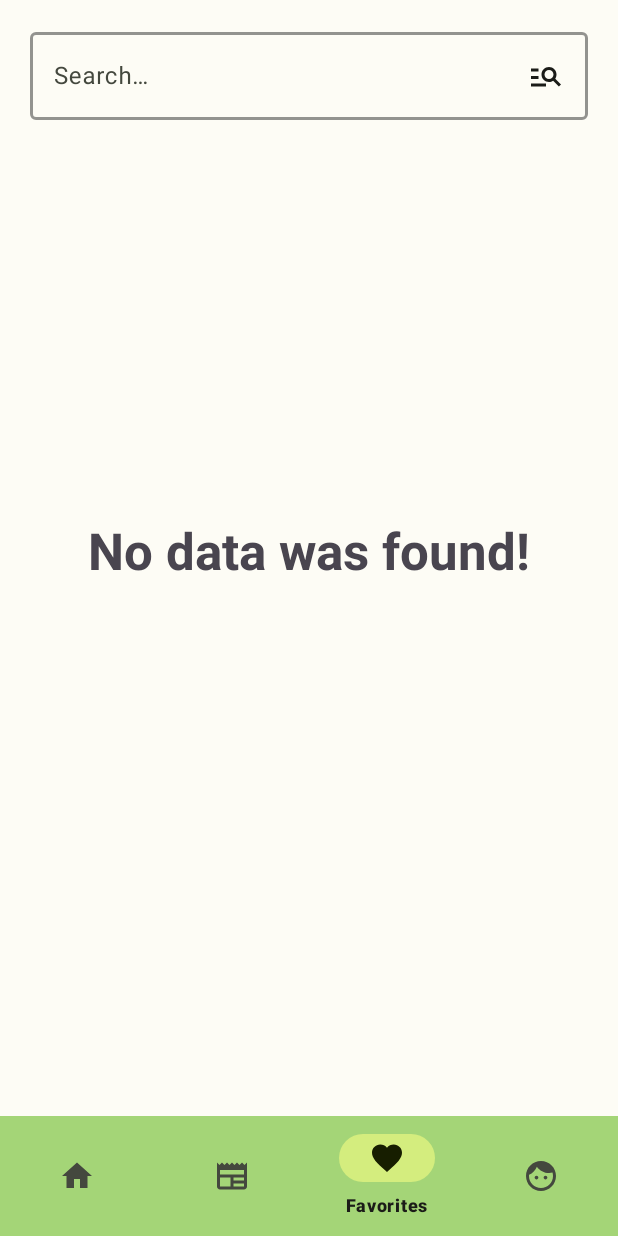
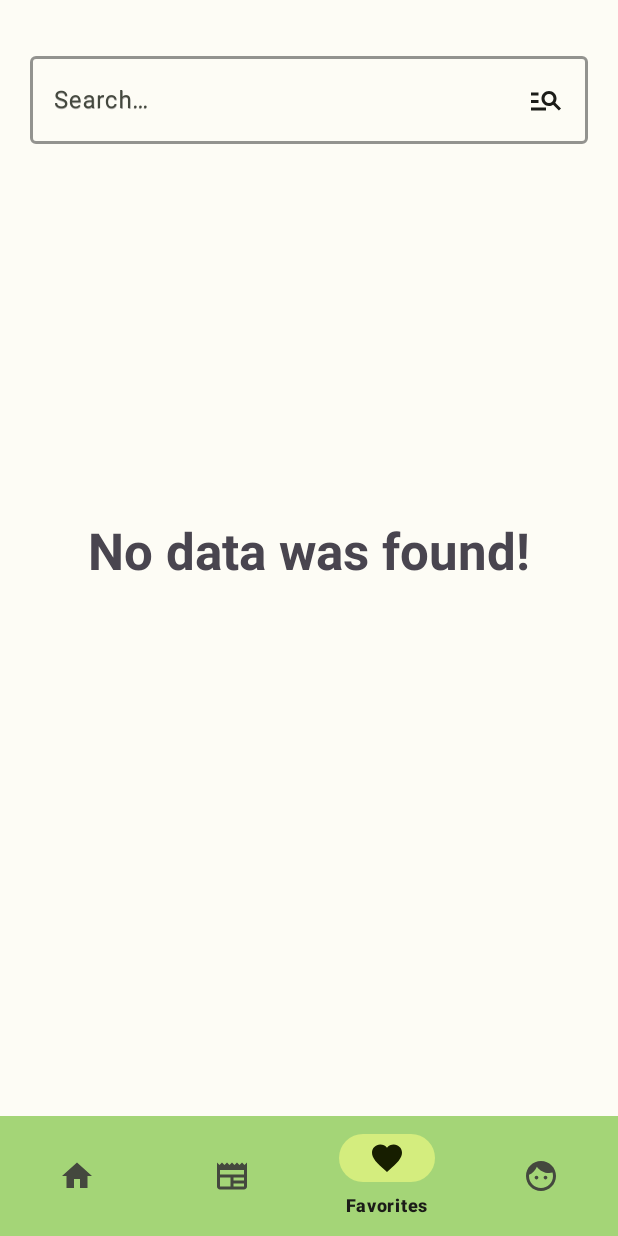
Before and after one commit to MocicaRazvan/MobileNewsApp, an Android app: the screen it shows after launch (MainActivity), item 3 of the bottom bar chosen, on a phone screen of 412 x 824 dp. Run offline under Robolectric (Android 15) with nearby library versions, the phone set to English and light mode, and no system bars; our stand-ins replace Firebase (no records; nobody signed in at launch, a user with empty details on screens opened directly), Room's generated code, navigation-ui; pictures from the network do not load; 1 statement that could not run was skipped.

Commit message:
Final touches

```diff
--- a/app/src/main/res/layout/fragment_favorties.xml
+++ b/app/src/main/res/layout/fragment_favorties.xml
@@ -11,14 +11,9 @@
     <com.google.android.material.textfield.TextInputLayout
         android:id="@+id/searchTil"
         style="@style/CustomTextInputLayout"
-        android:layout_width="match_parent"
-        android:layout_height="wrap_content"
-        android:layout_marginTop="@dimen/deafult_margin"
         app:layout_constraintTop_toTopOf="parent"
         app:layout_constraintEnd_toEndOf="parent"
-        app:layout_constraintStart_toStartOf="parent"
-
-        >
+        app:layout_constraintStart_toStartOf="parent">
 
         <com.google.android.material.textfield.TextInputEditText
             android:id="@+id/searchET"
--- a/app/src/main/res/layout/fragment_single_article.xml
+++ b/app/src/main/res/layout/fragment_single_article.xml
@@ -44,7 +44,8 @@
                 android:drawableStart="@drawable/ic_profile"
                 android:text="Marcel Mirel"
                 android:textSize="@dimen/default_txt"
-                android:textStyle="bold" />
+                android:textStyle="bold"
+                app:drawableTint="?colorOnSurface" />
 
             <TextView
                 android:id="@+id/articleDate"
@@ -53,6 +54,7 @@
                 android:drawableStart="@drawable/ic_date"
                 android:text="2023-01-01"
                 android:textSize="@dimen/default_txt"
+                app:drawableTint="?colorOnSurface"
                 android:textStyle="bold" />
 
         </LinearLayout>
--- a/app/src/main/res/values/styles.xml
+++ b/app/src/main/res/values/styles.xml
@@ -2,7 +2,13 @@
 <resources>
 
     <style name="CustomTextInputLayout" parent="Widget.Material3.TextInputLayout.OutlinedBox">
-        <item name="boxStrokeColor">?colorOnPrimaryContainer</item>
         <item name="boxStrokeWidth">2dp</item>
+        <item name="android:layout_width">match_parent</item>
+        <item name="android:layout_height">wrap_content</item>
+        <item name="android:hint">@string/search_arg</item>
+        <item name="android:layout_marginTop">@dimen/default_big_margin</item>
+        <item name="boxStrokeColor">?colorOnSurface</item>
     </style>
+
+
 </resources>
```
Also changed, not shown: app/src/main/res/layout/fragment_home.xml (+2 -6 lines), app/src/main/res/layout/fragment_top_headlines.xml (+1 -6 lines).
